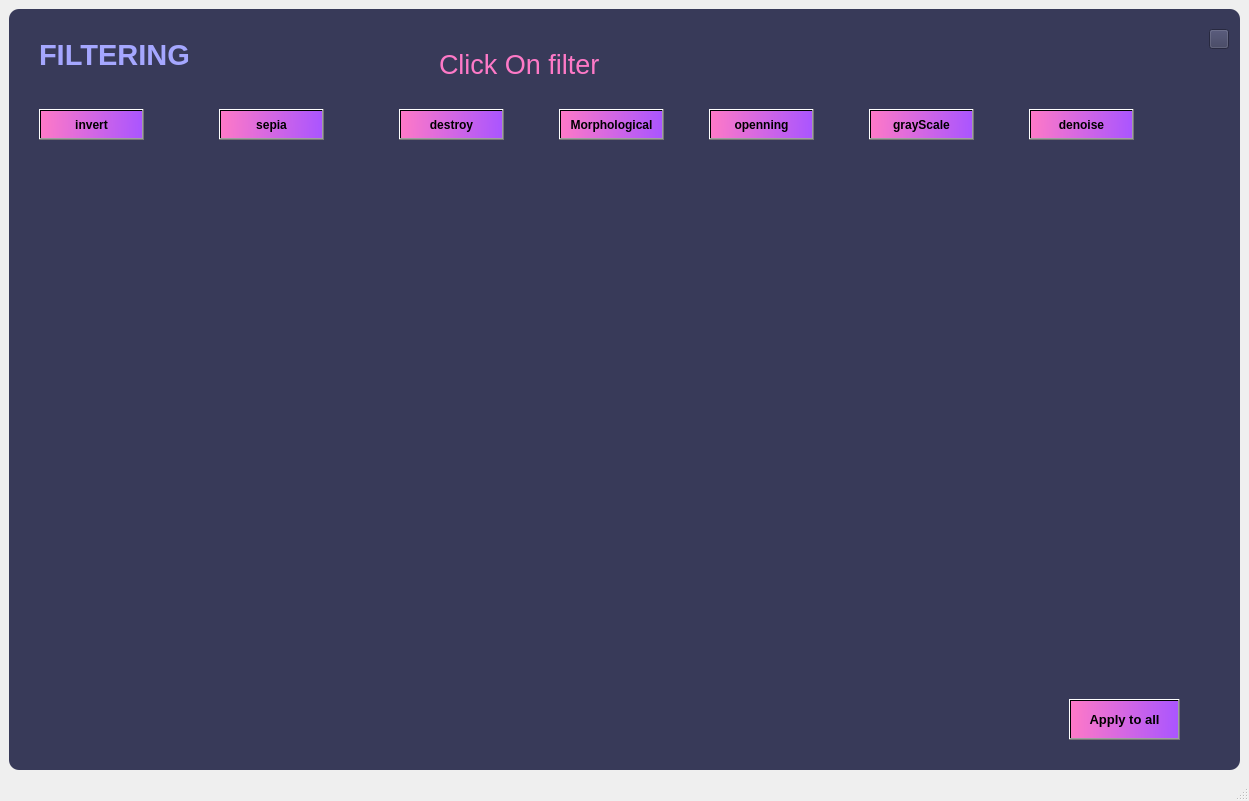
First picture: the form in filteringWindow.ui, repository DorsaNazari/Image-Data-Annotation-Preprocessing-and-Augmentation, before the edit.
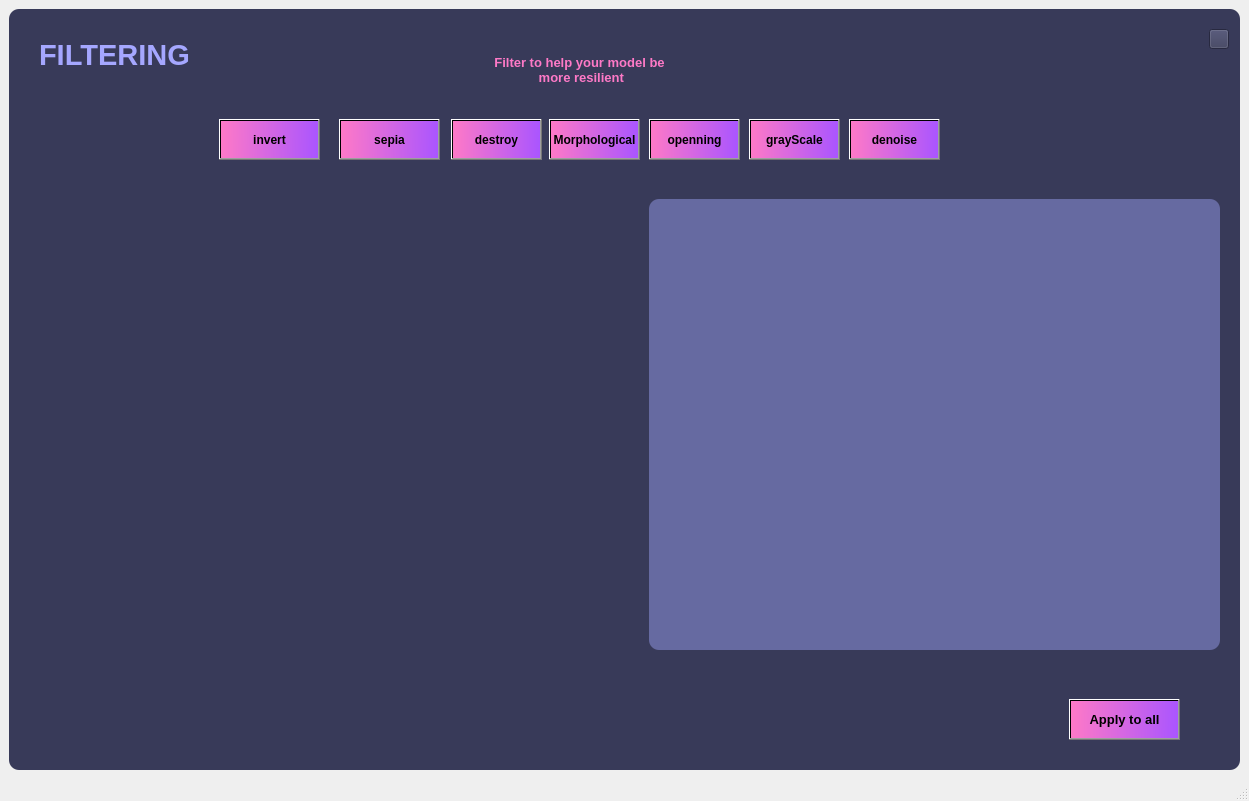
Second picture: the form after the edit. Icons and pictures are not drawn.

The edit to the form file:
```diff
--- a/filteringWindow.ui
+++ b/filteringWindow.ui
@@ -36,10 +36,10 @@
       <widget class="QPushButton" name="pushButton">
        <property name="geometry">
         <rect>
-         <x>30</x>
-         <y>100</y>
-         <width>105</width>
-         <height>31</height>
+         <x>210</x>
+         <y>110</y>
+         <width>101</width>
+         <height>41</height>
         </rect>
        </property>
        <property name="font">
@@ -59,10 +59,10 @@
       <widget class="QPushButton" name="pushButton_2">
        <property name="geometry">
         <rect>
-         <x>210</x>
-         <y>100</y>
-         <width>105</width>
-         <height>31</height>
+         <x>330</x>
+         <y>110</y>
+         <width>101</width>
+         <height>41</height>
         </rect>
        </property>
        <property name="font">
@@ -84,7 +84,7 @@
         <rect>
          <x>30</x>
          <y>20</y>
-         <width>161</width>
+         <width>221</width>
          <height>51</height>
         </rect>
        </property>
@@ -105,28 +105,34 @@
       <widget class="QLabel" name="label_2">
        <property name="geometry">
         <rect>
-         <x>430</x>
+         <x>370</x>
          <y>40</y>
-         <width>191</width>
-         <height>31</height>
+         <width>401</width>
+         <height>41</height>
         </rect>
        </property>
        <property name="font">
         <font>
-         <pointsize>20</pointsize>
+         <pointsize>10</pointsize>
+         <weight>75</weight>
+         <bold>true</bold>
         </font>
        </property>
        <property name="styleSheet">
         <string notr="true">color:rgb(254,121,199);</string>
        </property>
        <property name="text">
-        <string>Click On filter</string>
+        <string>Filter to help your model be
+ more resilient</string>
+       </property>
+       <property name="alignment">
+        <set>Qt::AlignCenter</set>
        </property>
       </widget>
       <widget class="QLabel" name="label_3">
        <property name="geometry">
         <rect>
-         <x>10</x>
+         <x>20</x>
          <y>160</y>
          <width>601</width>
          <height>511</height>
@@ -142,12 +148,15 @@
       <widget class="QLabel" name="label_filtering">
        <property name="geometry">
         <rect>
-         <x>620</x>
-         <y>160</y>
-         <width>601</width>
-         <height>511</height>
+         <x>640</x>
+         <y>190</y>
+         <width>571</width>
+         <height>451</height>
         </rect>
        </property>
+       <property name="styleSheet">
+        <string notr="true">background-color: rgb(102, 106, 161);</string>
+       </property>
        <property name="text">
         <string/>
        </property>
@@ -155,10 +164,10 @@
       <widget class="QPushButton" name="pushButton_3">
        <property name="geometry">
         <rect>
-         <x>390</x>
-         <y>100</y>
-         <width>105</width>
-         <height>31</height>
+         <x>442</x>
+         <y>110</y>
+         <width>91</width>
+         <height>41</height>
         </rect>
        </property>
        <property name="font">
@@ -178,10 +187,10 @@
       <widget class="QPushButton" name="pushButton_4">
        <property name="geometry">
         <rect>
-         <x>550</x>
-         <y>100</y>
-         <width>105</width>
-         <height>31</height>
+         <x>540</x>
+         <y>110</y>
+         <width>91</width>
+         <height>41</height>
         </rect>
        </property>
        <property name="font">
@@ -200,10 +209,10 @@
       <widget class="QPushButton" name="pushButton_5">
        <property name="geometry">
         <rect>
-         <x>700</x>
-         <y>100</y>
-         <width>105</width>
-         <height>31</height>
+         <x>640</x>
+         <y>110</y>
+         <width>91</width>
+         <height>41</height>
         </rect>
        </property>
        <property name="font">
@@ -222,10 +231,10 @@
       <widget class="QPushButton" name="pushButton_6">
        <property name="geometry">
         <rect>
-         <x>860</x>
-         <y>100</y>
-         <width>105</width>
-         <height>31</height>
+         <x>740</x>
+         <y>110</y>
+         <width>91</width>
+         <height>41</height>
         </rect>
        </property>
        <property name="font">
@@ -244,10 +253,10 @@
       <widget class="QPushButton" name="pushButton_7">
        <property name="geometry">
         <rect>
-         <x>1020</x>
-         <y>100</y>
-         <width>105</width>
-         <height>31</height>
+         <x>840</x>
+         <y>110</y>
+         <width>91</width>
+         <height>41</height>
         </rect>
        </property>
        <property name="font">
```
